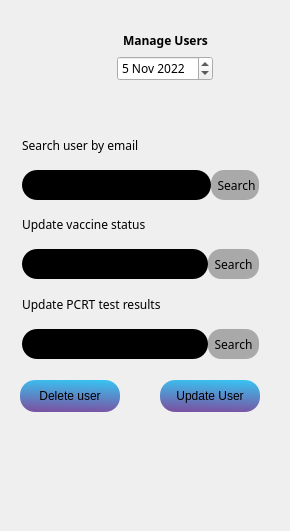
The window that MyCovidRecord/manageusers.ui (gagabon501/cs106-2) describes before a commit, drawn with Qt 5.
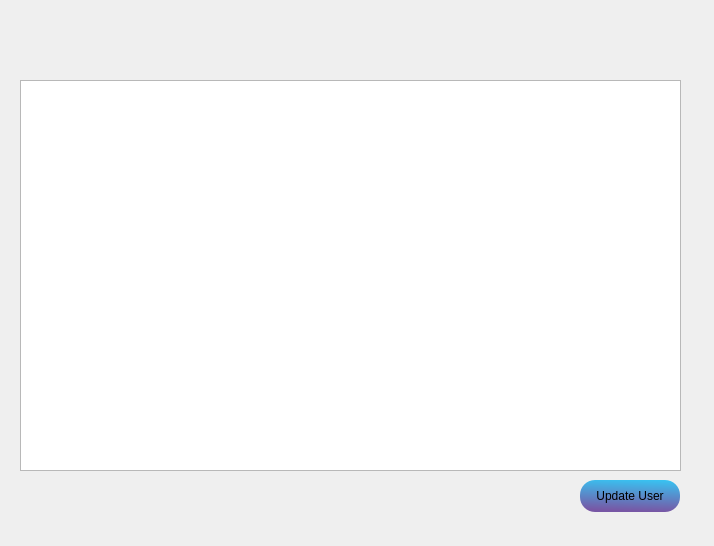
The same window after the commit. Icons and pictures are not drawn.

Commit message: manage users - added table view

Diff of the .ui file:
```diff
--- a/MyCovidRecord/manageusers.ui
+++ b/MyCovidRecord/manageusers.ui
@@ -6,460 +6,19 @@
    <rect>
     <x>0</x>
     <y>0</y>
-    <width>290</width>
-    <height>531</height>
+    <width>714</width>
+    <height>546</height>
    </rect>
   </property>
   <property name="windowTitle">
    <string>MainWindow</string>
   </property>
   <widget class="QWidget" name="centralwidget">
-   <widget class="QWidget" name="horizontalLayoutWidget">
-    <property name="geometry">
-     <rect>
-      <x>20</x>
-      <y>420</y>
-      <width>241</width>
-      <height>101</height>
-     </rect>
-    </property>
-    <layout class="QHBoxLayout" name="horizontalLayout">
-     <item>
-      <widget class="QPushButton" name="ManageDocuments">
-       <property name="maximumSize">
-        <size>
-         <width>70</width>
-         <height>16777215</height>
-        </size>
-       </property>
-       <property name="styleSheet">
-        <string notr="true">border:0;
-
-</string>
-       </property>
-       <property name="text">
-        <string/>
-       </property>
-       <property name="icon">
-        <iconset resource="resources/mycovidrecord.qrc">
-         <normaloff>:/images/images/5810431-07 1_Info.png</normaloff>:/images/images/5810431-07 1_Info.png</iconset>
-       </property>
-       <property name="iconSize">
-        <size>
-         <width>70</width>
-         <height>70</height>
-        </size>
-       </property>
-      </widget>
-     </item>
-     <item>
-      <widget class="QPushButton" name="DashboardMenu">
-       <property name="maximumSize">
-        <size>
-         <width>70</width>
-         <height>16777215</height>
-        </size>
-       </property>
-       <property name="styleSheet">
-        <string notr="true">border: 0;
-
-</string>
-       </property>
-       <property name="text">
-        <string/>
-       </property>
-       <property name="icon">
-        <iconset resource="resources/mycovidrecord.qrc">
-         <normaloff>:/images/images/5810431-08 1_Home.png</normaloff>:/images/images/5810431-08 1_Home.png</iconset>
-       </property>
-       <property name="iconSize">
-        <size>
-         <width>70</width>
-         <height>70</height>
-        </size>
-       </property>
-      </widget>
-     </item>
-     <item>
-      <widget class="QPushButton" name="QRCodeMenu">
-       <property name="maximumSize">
-        <size>
-         <width>70</width>
-         <height>16777215</height>
-        </size>
-       </property>
-       <property name="styleSheet">
-        <string notr="true">border: 0;
-
-</string>
-       </property>
-       <property name="text">
-        <string/>
-       </property>
-       <property name="icon">
-        <iconset resource="resources/mycovidrecord.qrc">
-         <normaloff>:/images/images/5810431-09 1_qrcode.png</normaloff>:/images/images/5810431-09 1_qrcode.png</iconset>
-       </property>
-       <property name="iconSize">
-        <size>
-         <width>70</width>
-         <height>70</height>
-        </size>
-       </property>
-      </widget>
-     </item>
-    </layout>
-   </widget>
-   <widget class="QWidget" name="verticalLayoutWidget_2">
-    <property name="geometry">
-     <rect>
-      <x>100</x>
-      <y>30</y>
-      <width>131</width>
-      <height>51</height>
-     </rect>
-    </property>
-    <layout class="QVBoxLayout" name="verticalLayout_2">
-     <item alignment="Qt::AlignHCenter">
-      <widget class="QLabel" name="label">
-       <property name="font">
-        <font>
-         <family>Raleway</family>
-         <bold>true</bold>
-        </font>
-       </property>
-       <property name="styleSheet">
-        <string notr="true">background-color: none;
-</string>
-       </property>
-       <property name="text">
-        <string>Manage Users</string>
-       </property>
-      </widget>
-     </item>
-     <item alignment="Qt::AlignHCenter">
-      <widget class="QDateEdit" name="dateEdit">
-       <property name="font">
-        <font>
-         <family>Raleway</family>
-        </font>
-       </property>
-       <property name="whatsThis">
-        <string>&lt;html&gt;&lt;head/&gt;&lt;body&gt;&lt;p align=&quot;center&quot;&gt;&lt;br/&gt;&lt;/p&gt;&lt;/body&gt;&lt;/html&gt;</string>
-       </property>
-       <property name="styleSheet">
-        <string notr="true">text-align: center;</string>
-       </property>
-       <property name="currentSection">
-        <enum>QDateTimeEdit::MonthSection</enum>
-       </property>
-       <property name="date">
-        <date>
-         <year>2022</year>
-         <month>11</month>
-         <day>5</day>
-        </date>
-       </property>
-      </widget>
-     </item>
-    </layout>
-   </widget>
-   <widget class="QWidget" name="verticalLayoutWidget">
-    <property name="geometry">
-     <rect>
-      <x>20</x>
-      <y>10</y>
-      <width>81</width>
-      <height>86</height>
-     </rect>
-    </property>
-    <layout class="QVBoxLayout" name="verticalLayout">
-     <item>
-      <widget class="QPushButton" name="accoutnAvatar">
-       <property name="styleSheet">
-        <string notr="true">border: 0;
-
-</string>
-       </property>
-       <property name="text">
-        <string/>
-       </property>
-       <property name="icon">
-        <iconset resource="resources/mycovidrecord.qrc">
-         <normaloff>:/images/images/5810431-03.png</normaloff>:/images/images/5810431-03.png</iconset>
-       </property>
-       <property name="iconSize">
-        <size>
-         <width>70</width>
-         <height>70</height>
-        </size>
-       </property>
-      </widget>
-     </item>
-    </layout>
-   </widget>
-   <widget class="QWidget" name="verticalLayoutWidget_3">
-    <property name="geometry">
-     <rect>
-      <x>20</x>
-      <y>120</y>
-      <width>241</width>
-      <height>251</height>
-     </rect>
-    </property>
-    <layout class="QVBoxLayout" name="verticalLayout_3">
-     <property name="spacing">
-      <number>0</number>
-     </property>
-     <property name="leftMargin">
-      <number>2</number>
-     </property>
-     <property name="topMargin">
-      <number>0</number>
-     </property>
-     <property name="rightMargin">
-      <number>2</number>
-     </property>
-     <property name="bottomMargin">
-      <number>12</number>
-     </property>
-     <item>
-      <widget class="QLabel" name="searchUserText">
-       <property name="font">
-        <font>
-         <family>Raleway</family>
-        </font>
-       </property>
-       <property name="styleSheet">
-        <string notr="true">background-color: none;</string>
-       </property>
-       <property name="text">
-        <string>Search user by email</string>
-       </property>
-       <property name="margin">
-        <number>6</number>
-       </property>
-      </widget>
-     </item>
-     <item>
-      <layout class="QHBoxLayout" name="horizontalLayout_5">
-       <item>
-        <widget class="QLineEdit" name="searchUserForm">
-         <property name="maximumSize">
-          <size>
-           <width>16777215</width>
-           <height>30</height>
-          </size>
-         </property>
-         <property name="styleSheet">
-          <string notr="true">border-radius: 15px;
-background-color: #000;</string>
-         </property>
-        </widget>
-       </item>
-       <item>
-        <widget class="QPushButton" name="searchUser">
-         <property name="sizePolicy">
-          <sizepolicy hsizetype="Preferred" vsizetype="Preferred">
-           <horstretch>0</horstretch>
-           <verstretch>0</verstretch>
-          </sizepolicy>
-         </property>
-         <property name="maximumSize">
-          <size>
-           <width>16777215</width>
-           <height>30</height>
-          </size>
-         </property>
-         <property name="font">
-          <font>
-           <family>Raleway</family>
-          </font>
-         </property>
-         <property name="styleSheet">
-          <string notr="true">border-radius: 13px;
-background-color: rgb(169, 169, 169);
-color: black;
-
-</string>
-         </property>
-         <property name="text">
-          <string>  Search </string>
-         </property>
-        </widget>
-       </item>
-      </layout>
-     </item>
-     <item>
-      <widget class="QLabel" name="searchUserText_2">
-       <property name="font">
-        <font>
-         <family>Raleway</family>
-        </font>
-       </property>
-       <property name="styleSheet">
-        <string notr="true">background-color: none;</string>
-       </property>
-       <property name="text">
-        <string>Update vaccine status</string>
-       </property>
-       <property name="margin">
-        <number>6</number>
-       </property>
-      </widget>
-     </item>
-     <item>
-      <layout class="QHBoxLayout" name="horizontalLayout_2">
-       <item>
-        <widget class="QLineEdit" name="SearchVaccForm">
-         <property name="maximumSize">
-          <size>
-           <width>16777215</width>
-           <height>30</height>
-          </size>
-         </property>
-         <property name="styleSheet">
-          <string notr="true">border-radius: 15px;
-background-color: #000;</string>
-         </property>
-        </widget>
-       </item>
-       <item>
-        <widget class="QPushButton" name="vaccineType">
-         <property name="minimumSize">
-          <size>
-           <width>0</width>
-           <height>30</height>
-          </size>
-         </property>
-         <property name="maximumSize">
-          <size>
-           <width>16777215</width>
-           <height>16777215</height>
-          </size>
-         </property>
-         <property name="font">
-          <font>
-           <family>Raleway</family>
-           <bold>false</bold>
-          </font>
-         </property>
-         <property name="styleSheet">
-          <string notr="true">border-radius: 13px;
-background-color: rgb(169, 169, 169);
-color: black;
-
-</string>
-         </property>
-         <property name="text">
-          <string>  Search  </string>
-         </property>
-         <property name="autoRepeatDelay">
-          <number>300</number>
-         </property>
-        </widget>
-       </item>
-      </layout>
-     </item>
-     <item>
-      <layout class="QHBoxLayout" name="horizontalLayout_3">
-       <item>
-        <widget class="QLabel" name="PCRTtestResults">
-         <property name="font">
-          <font>
-           <family>Raleway</family>
-          </font>
-         </property>
-         <property name="styleSheet">
-          <string notr="true">background-color: none;</string>
-         </property>
-         <property name="text">
-          <string>Update PCRT test results</string>
-         </property>
-         <property name="margin">
-          <number>6</number>
-         </property>
-        </widget>
-       </item>
-      </layout>
-     </item>
-     <item>
-      <layout class="QHBoxLayout" name="horizontalLayout_4">
-       <item>
-        <widget class="QLineEdit" name="SearchVaccForm_2">
-         <property name="maximumSize">
-          <size>
-           <width>16777215</width>
-           <height>30</height>
-          </size>
-         </property>
-         <property name="styleSheet">
-          <string notr="true">border-radius: 15px;
-background-color: #000;</string>
-         </property>
-        </widget>
-       </item>
-       <item>
-        <widget class="QPushButton" name="vaccineType_2">
-         <property name="minimumSize">
-          <size>
-           <width>0</width>
-           <height>30</height>
-          </size>
-         </property>
-         <property name="maximumSize">
-          <size>
-           <width>16777215</width>
-           <height>16777215</height>
-          </size>
-         </property>
-         <property name="font">
-          <font>
-           <family>Raleway</family>
-           <bold>false</bold>
-          </font>
-         </property>
-         <property name="styleSheet">
-          <string notr="true">border-radius: 13px;
-background-color: rgb(169, 169, 169);
-color: black;
-
-</string>
-         </property>
-         <property name="text">
-          <string>  Search  </string>
-         </property>
-         <property name="autoRepeatDelay">
-          <number>300</number>
-         </property>
-        </widget>
-       </item>
-      </layout>
-     </item>
-    </layout>
-   </widget>
-   <widget class="QPushButton" name="deleteUser">
-    <property name="geometry">
-     <rect>
-      <x>20</x>
-      <y>380</y>
-      <width>100</width>
-      <height>32</height>
-     </rect>
-    </property>
-    <property name="styleSheet">
-     <string notr="true">border-radius: 15px;
-background-color: qlineargradient(spread:pad, x1:0.9, y1:1, x2:1, y2:0, stop:0 rgb(119, 87, 165), stop:1 rgb(55, 197, 243));</string>
-    </property>
-    <property name="text">
-     <string>Delete user</string>
-    </property>
-   </widget>
    <widget class="QPushButton" name="updatUse">
     <property name="geometry">
      <rect>
-      <x>160</x>
-      <y>380</y>
+      <x>580</x>
+      <y>480</y>
       <width>100</width>
       <height>32</height>
      </rect>
@@ -472,6 +31,16 @@
      <string>Update User</string>
     </property>
    </widget>
+   <widget class="QTableView" name="tableView">
+    <property name="geometry">
+     <rect>
+      <x>20</x>
+      <y>80</y>
+      <width>661</width>
+      <height>391</height>
+     </rect>
+    </property>
+   </widget>
   </widget>
  </widget>
  <resources>
```
Left out of the diff: 4 changed lines with no effect on the pictures.
